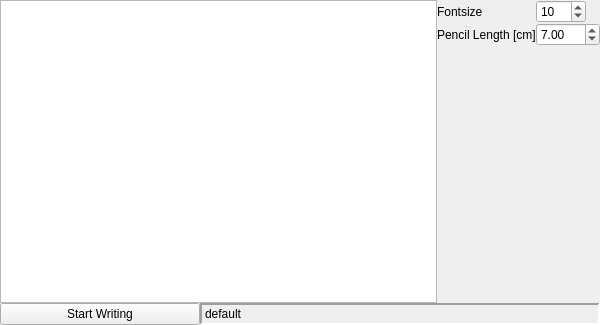
Above: workspace/src/youbot_rw_rqt_gui/resource/YouBotGui_widget.ui from Black-Devil/YouBot_RW before the change. Below: the same form after it.
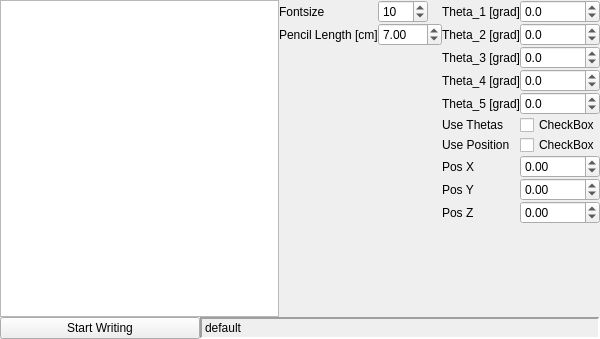
That is the form after the change.

Commit message: added setting of angles and position to gui; added sending of angles to vrep in ros node;

```diff
--- a/workspace/src/youbot_rw_rqt_gui/resource/YouBotGui_widget.ui
+++ b/workspace/src/youbot_rw_rqt_gui/resource/YouBotGui_widget.ui
@@ -7,12 +7,12 @@
     <x>0</x>
     <y>0</y>
     <width>600</width>
-    <height>325</height>
+    <height>339</height>
    </rect>
   </property>
   <property name="maximumSize">
    <size>
-    <width>600</width>
+    <width>800</width>
     <height>16777215</height>
    </size>
   </property>
@@ -48,7 +48,10 @@
       </widget>
      </item>
      <item>
-      <layout class="QFormLayout" name="config_layout">
+      <layout class="QFormLayout" name="sub_config_layout">
+       <property name="fieldGrowthPolicy">
+        <enum>QFormLayout::AllNonFixedFieldsGrow</enum>
+       </property>
        <item row="0" column="0">
         <widget class="QLabel" name="fontsize_label">
          <property name="text">
@@ -94,6 +97,216 @@
        </item>
       </layout>
      </item>
+     <item>
+      <layout class="QFormLayout" name="formLayout">
+       <item row="0" column="0">
+        <widget class="QLabel" name="Theta_1_label">
+         <property name="text">
+          <string>Theta_1 [grad]</string>
+         </property>
+        </widget>
+       </item>
+       <item row="1" column="0">
+        <widget class="QLabel" name="Theta_2_label">
+         <property name="text">
+          <string>Theta_2 [grad]</string>
+         </property>
+        </widget>
+       </item>
+       <item row="0" column="1">
+        <widget class="QDoubleSpinBox" name="theta_1_doubleSpinBox">
+         <property name="decimals">
+          <number>1</number>
+         </property>
+         <property name="minimum">
+          <double>-169.000000000000000</double>
+         </property>
+         <property name="maximum">
+          <double>169.000000000000000</double>
+         </property>
+         <property name="singleStep">
+          <double>5.000000000000000</double>
+         </property>
+        </widget>
+       </item>
+       <item row="1" column="1">
+        <widget class="QDoubleSpinBox" name="theta_2_doubleSpinBox">
+         <property name="decimals">
+          <number>1</number>
+         </property>
+         <property name="minimum">
+          <double>-65.000000000000000</double>
+         </property>
+         <property name="maximum">
+          <double>90.000000000000000</double>
+         </property>
+         <property name="singleStep">
+          <double>5.000000000000000</double>
+         </property>
+        </widget>
+       </item>
+       <item row="2" column="0">
+        <widget class="QLabel" name="Theta_3_label">
+         <property name="text">
+          <string>Theta_3 [grad]</string>
+         </property>
+        </widget>
+       </item>
+       <item row="2" column="1">
+        <widget class="QDoubleSpinBox" name="theta_3_doubleSpinBox">
+         <property name="decimals">
+          <number>1</number>
+         </property>
+         <property name="minimum">
+          <double>-151.000000000000000</double>
+         </property>
+         <property name="maximum">
+          <double>146.000000000000000</double>
+         </property>
+         <property name="singleStep">
+          <double>5.000000000000000</double>
+         </property>
+        </widget>
+       </item>
+       <item row="3" column="0">
+        <widget class="QLabel" name="Theta_4_label">
+         <property name="text">
+          <string>Theta_4 [grad]</string>
+         </property>
+        </widget>
+       </item>
+       <item row="3" column="1">
+        <widget class="QDoubleSpinBox" name="theta_4_doubleSpinBox">
+         <property name="decimals">
+          <number>1</number>
+         </property>
+         <property name="minimum">
+          <double>-102.000000000000000</double>
+         </property>
+         <property name="maximum">
+          <double>102.000000000000000</double>
+         </property>
+         <property name="singleStep">
+          <double>5.000000000000000</double>
+         </property>
+        </widget>
+       </item>
+       <item row="4" column="0">
+        <widget class="QLabel" name="Theta_5_label">
+         <property name="text">
+          <string>Theta_5 [grad]</string>
+         </property>
+        </widget>
+       </item>
+       <item row="4" column="1">
+        <widget class="QDoubleSpinBox" name="theta_5_doubleSpinBox">
+         <property name="decimals">
+          <number>1</number>
+         </property>
+         <property name="minimum">
+          <double>-167.000000000000000</double>
+         </property>
+         <property name="maximum">
+          <double>167.000000000000000</double>
+         </property>
+         <property name="singleStep">
+          <double>5.000000000000000</double>
+         </property>
+        </widget>
+       </item>
+       <item row="5" column="1">
+        <widget class="QCheckBox" name="use_thetas_checkBox">
+         <property name="text">
+          <string>CheckBox</string>
+         </property>
+        </widget>
+       </item>
+       <item row="5" column="0">
+        <widget class="QLabel" name="use_thetas_label">
+         <property name="text">
+          <string>Use Thetas</string>
+         </property>
+        </widget>
+       </item>
+       <item row="6" column="0">
+        <widget class="QLabel" name="use_pos_label">
+         <property name="text">
+          <string>Use Position</string>
+         </property>
+        </widget>
+       </item>
+       <item row="6" column="1">
+        <widget class="QCheckBox" name="use_pos_checkBox">
+         <property name="text">
+          <string>CheckBox</string>
+         </property>
+        </widget>
+       </item>
+       <item row="7" column="0">
+        <widget class="QLabel" name="pos_x_label">
+         <property name="text">
+          <string>Pos X</string>
+         </property>
+        </widget>
+       </item>
+       <item row="8" column="0">
+        <widget class="QLabel" name="pos_y_label">
+         <property name="text">
+          <string>Pos Y</string>
+         </property>
+        </widget>
+       </item>
+       <item row="9" column="0">
+        <widget class="QLabel" name="pos_z_label">
+         <property name="text">
+          <string>Pos Z</string>
+         </property>
+        </widget>
+       </item>
+       <item row="7" column="1">
+        <widget class="QDoubleSpinBox" name="pos_x_doubleSpinBox">
+         <property name="minimum">
+          <double>-5.000000000000000</double>
+         </property>
+         <property name="maximum">
+          <double>5.000000000000000</double>
+         </property>
+         <property name="singleStep">
+          <double>0.200000000000000</double>
+         </property>
+         <property name="value">
+          <double>0.000000000000000</double>
+         </property>
+        </widget>
+       </item>
+       <item row="8" column="1">
+        <widget class="QDoubleSpinBox" name="pos_y_doubleSpinBox">
+         <property name="minimum">
+          <double>-5.000000000000000</double>
+         </property>
+         <property name="maximum">
+          <double>5.000000000000000</double>
+         </property>
+         <property name="singleStep">
+          <double>0.200000000000000</double>
+         </property>
+        </widget>
+       </item>
+       <item row="9" column="1">
+        <widget class="QDoubleSpinBox" name="pos_z_doubleSpinBox">
+         <property name="minimum">
+          <double>-5.000000000000000</double>
+         </property>
+         <property name="maximum">
+          <double>5.000000000000000</double>
+         </property>
+         <property name="singleStep">
+          <double>0.200000000000000</double>
+         </property>
+        </widget>
+       </item>
+      </layout>
+     </item>
     </layout>
    </item>
    <item>
```
The commit also changes 2 other files.
